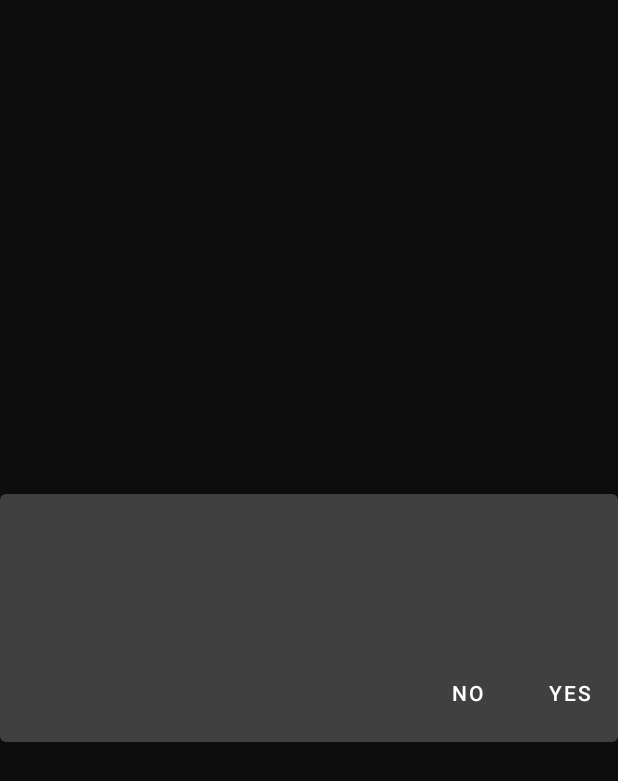
After one commit to filipiandrader/notes_app, an Android app built with Jetpack Compose: the composable CustomDialog called with empty values, on a phone screen of 412 x 824 dp. The commit adds this screen. Shown: the top 781 px of the screen. Run offline under Robolectric (Android 15) with nearby library versions, the phone set to English and light mode, and no system bars.

Commit message:
Create custom dialog to show when delete note; Refactor show snack bar logic; Refactor order section, notes screen and other things

```diff
--- a/app/src/main/java/com/far/notesapp/feature_note/presentation/add_edit_note/event/UiEvent.kt
+++ b/app/src/main/java/com/far/notesapp/feature_note/presentation/add_edit_note/event/UiEvent.kt
@@ -1,6 +1,6 @@
 package com.far.notesapp.feature_note.presentation.add_edit_note.event
 
 sealed class UiEvent {
-    data class ShowSnackbarEvent(val message: String) : UiEvent()
+    data class ShowSnackbarEvent(val message: String, val action: String) : UiEvent()
     object SaveNoteEvent: UiEvent()
 }
--- /dev/null
+++ b/app/src/main/java/com/far/notesapp/ui/components/CustomDialog.kt
@@ -0,0 +1,63 @@
+package com.far.notesapp.ui.components
+
+import androidx.compose.foundation.layout.*
+import androidx.compose.material.AlertDialog
+import androidx.compose.material.MaterialTheme
+import androidx.compose.material.Text
+import androidx.compose.material.TextButton
+import androidx.compose.runtime.Composable
+import androidx.compose.ui.Modifier
+import androidx.compose.ui.graphics.Color
+import androidx.compose.ui.text.font.FontWeight
+import androidx.compose.ui.unit.dp
+import com.far.notesapp.ui.theme.PrimaryDark
+
+@Composable
+fun CustomDialog(
+    onEvent: () -> Unit,
+    title: String,
+    textContent: String = "",
+    positiveText: String = "YES",
+    negativeText: String = "NO",
+    onNegativeClick: () -> Unit,
+) {
+    AlertDialog(
+        backgroundColor = PrimaryDark,
+        onDismissRequest = { onNegativeClick() },
+        title = {
+            Text(
+                text = title,
+                fontWeight = FontWeight.Bold,
+                style = MaterialTheme.typography.body1,
+                color = Color.White
+            )
+        },
+        text = {
+            Text(
+                text = textContent,
+                style = MaterialTheme.typography.body2,
+                color = Color.White
+            )
+        },
+        buttons = {
+            Row(
+                horizontalArrangement = Arrangement.End,
+                modifier = Modifier.fillMaxWidth()
+            ) {
+                TextButton(onClick = { onNegativeClick() }) {
+                    Text(text = negativeText)
+                }
+                Spacer(modifier = Modifier.width(4.dp))
+                TextButton(
+                    onClick = {
+                        onEvent()
+                        onNegativeClick()
+                    }
+                ) {
+                    Text(text = positiveText)
+                }
+            }
+            Spacer(modifier = Modifier.height(8.dp))
+        }
+    )
+}
--- a/app/src/main/java/com/far/notesapp/ui/theme/Color.kt
+++ b/app/src/main/java/com/far/notesapp/ui/theme/Color.kt
@@ -4,6 +4,7 @@ import androidx.compose.ui.graphics.Color
 
 val DarkGray = Color(0xFF202020)
 val PrimaryDark = Color(0xFF404040)
+val Primary = Color(0xFF565656)
 val LightBlue = Color(0xFFD7E8DE)
 
 val RedOrange = Color(0xffffab91)
```
Also changed, not shown: app/src/main/java/com/far/notesapp/feature_note/presentation/add_edit_note/viewmodel/AddEditNoteViewModel.kt (+6 -1 lines), app/src/main/java/com/far/notesapp/feature_note/presentation/notes/components/NoteItem.kt (+21 -6 lines), app/src/main/java/com/far/notesapp/feature_note/presentation/notes/components/OrderSection.kt (+13 -0 lines), app/src/main/java/com/far/notesapp/feature_note/presentation/notes/screen/NotesScreen.kt (+22 -16 lines), app/src/main/java/com/far/notesapp/feature_note/presentation/notes/viewmodel/NotesViewModel.kt (+21 -1 lines).
